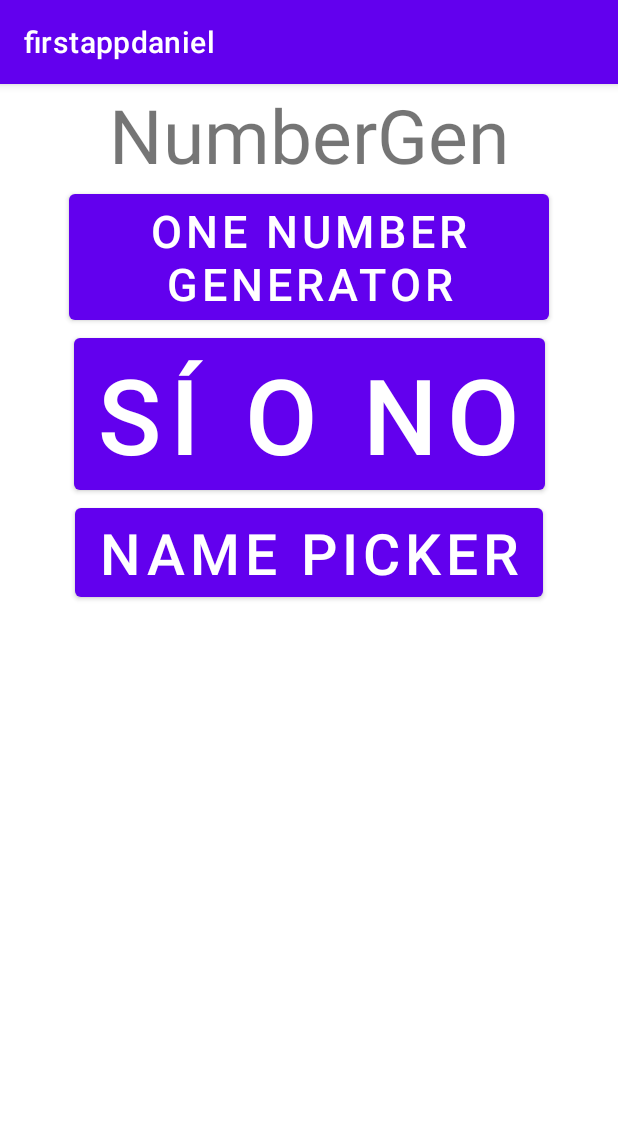
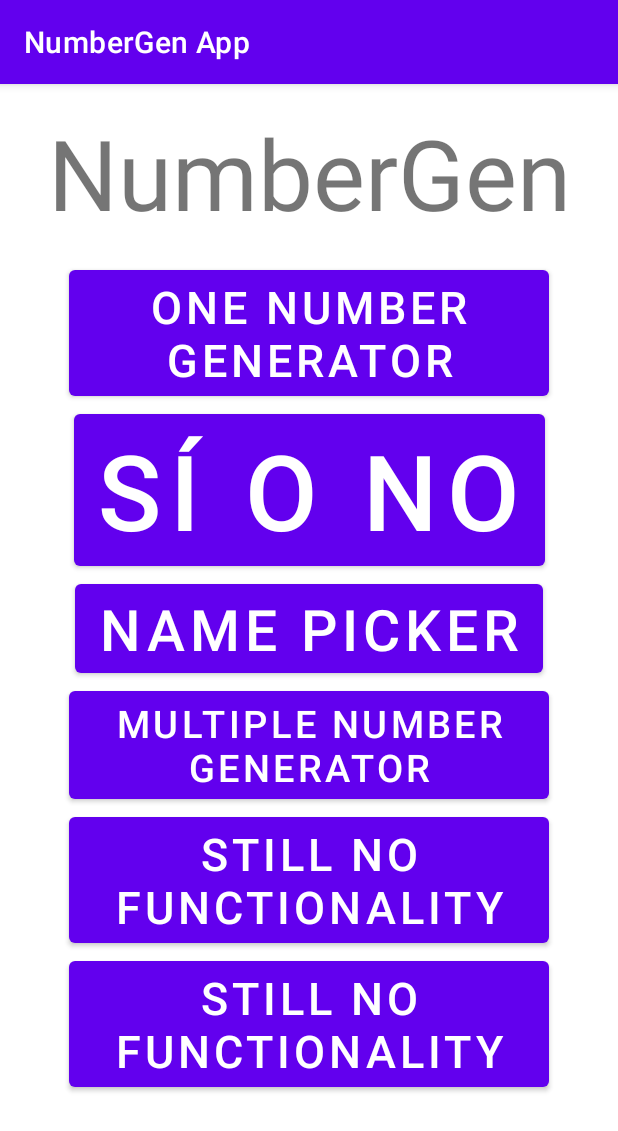
Before and after one commit to Mistakennnn/NumberGen, an Android app built with Jetpack Compose: the screen it shows after launch (MainMenu), on a phone screen of 412 x 824 dp. Shown: the top 1131 px of the screen. Run offline under Robolectric (Android 15) with nearby library versions, the phone set to English and light mode, and no system bars.

Commit message:
Added Multiple Number Generator and small improvements.

```diff
--- a/app/src/main/AndroidManifest.xml
+++ b/app/src/main/AndroidManifest.xml
@@ -12,6 +12,9 @@
         android:supportsRtl="true"
         android:theme="@style/Theme.Firstappdaniel"
         tools:targetApi="31">
+        <activity
+            android:name="com.Mistaken.NumberGen.FourthActivity"
+            android:exported="false" />
         <activity
             android:name="com.Mistaken.NumberGen.ThirdActivity"
             android:exported="false" />
--- a/app/src/main/java/com/Mistaken/NumberGen/FirstActivity.kt
+++ b/app/src/main/java/com/Mistaken/NumberGen/FirstActivity.kt
@@ -14,6 +14,7 @@ class FirstActivity : AppCompatActivity() {
     override fun onCreate(savedInstanceState: Bundle?) {
         super.onCreate(savedInstanceState)
         setContentView(R.layout.activity_first)
+        supportActionBar?.apply { title = "One Number Generator" }
         var texto = findViewById<TextView>(R.id.num)
         var selector1 = findViewById<EditText>(R.id.selector1)
         var selector2 = findViewById<EditText>(R.id.selector2)
--- a/app/src/main/java/com/Mistaken/NumberGen/MainMenu.kt
+++ b/app/src/main/java/com/Mistaken/NumberGen/MainMenu.kt
@@ -11,6 +11,7 @@ class MainMenu : AppCompatActivity() {
     override fun onCreate(savedInstanceState: Bundle?) {
         super.onCreate(savedInstanceState)
         setContentView(R.layout.activity_main_menu)
+        supportActionBar?.apply { title = "NumberGen App" }
     }
 
     fun oneNumberGen(View: View)
@@ -29,4 +30,10 @@ class MainMenu : AppCompatActivity() {
         val intent3 = Intent(this,ThirdActivity::class.java)
         startActivity(intent3)
     }
+
+    fun multiNumberGen(View: View)
+    {
+        val intent4 = Intent(this,FourthActivity::class.java)
+        startActivity(intent4)
+    }
 }
--- a/app/src/main/java/com/Mistaken/NumberGen/SecondActivity.kt
+++ b/app/src/main/java/com/Mistaken/NumberGen/SecondActivity.kt
@@ -12,6 +12,7 @@ class SecondActivity : AppCompatActivity() {
     override fun onCreate(savedInstanceState: Bundle?) {
         super.onCreate(savedInstanceState)
         setContentView(R.layout.activity_second)
+        supportActionBar?.apply { title = "Yes or No?" }
     }
 
     fun siONo(View: View) {
--- a/app/src/main/java/com/Mistaken/NumberGen/ThirdActivity.kt
+++ b/app/src/main/java/com/Mistaken/NumberGen/ThirdActivity.kt
@@ -13,6 +13,7 @@ class ThirdActivity : AppCompatActivity() {
     override fun onCreate(savedInstanceState: Bundle?) {
         super.onCreate(savedInstanceState)
         setContentView(R.layout.activity_third)
+        supportActionBar?.apply { title = "Name Picker" }
     }
 
     fun pickName(View:View)
--- a/app/src/main/res/layout/activity_main_menu.xml
+++ b/app/src/main/res/layout/activity_main_menu.xml
@@ -11,7 +11,8 @@
         android:layout_width="wrap_content"
         android:layout_height="wrap_content"
         android:text="NumberGen"
-        android:textSize="50sp"
+        android:textSize="65sp"
+        android:padding="15sp"
         app:layout_constraintEnd_toEndOf="parent"
         app:layout_constraintStart_toStartOf="parent" />
 
@@ -38,13 +39,45 @@
         app:layout_constraintTop_toBottomOf="@+id/button" />
 
     <Button
+        android:id="@+id/button5"
         android:layout_width="wrap_content"
         android:layout_height="wrap_content"
+        android:onClick="namePicker"
+        android:text="Name picker"
+        android:textSize="38sp"
         app:layout_constraintEnd_toEndOf="parent"
         app:layout_constraintStart_toStartOf="parent"
-        app:layout_constraintTop_toBottomOf="@+id/button3"
-        android:text="Name picker"
-        android:textSize="38sp"
-        android:onClick="namePicker"/>
+        app:layout_constraintTop_toBottomOf="@+id/button3" />
+
+    <Button
+        android:id="@+id/button6"
+        android:layout_width="wrap_content"
+        android:layout_height="wrap_content"
+        android:onClick="multiNumberGen"
+        android:text="Multiple Number generator"
+        android:textSize="25sp"
+        app:layout_constraintEnd_toEndOf="parent"
+        app:layout_constraintStart_toStartOf="parent"
+        app:layout_constraintTop_toBottomOf="@+id/button5" />
+
+    <Button
+        android:id="@+id/button7"
+        android:layout_width="wrap_content"
+        android:layout_height="wrap_content"
+        android:text="Still no functionality"
+        android:textSize="30sp"
+        app:layout_constraintEnd_toEndOf="parent"
+        app:layout_constraintStart_toStartOf="parent"
+        app:layout_constraintTop_toBottomOf="@+id/button6" />
+
+    <Button
+        android:layout_width="wrap_content"
+        android:layout_height="wrap_content"
+        android:text="Still no functionality"
+        android:textSize="30sp"
+        app:layout_constraintEnd_toEndOf="parent"
+        app:layout_constraintStart_toStartOf="parent"
+        app:layout_constraintTop_toBottomOf="@+id/button7" />
+
 
 </androidx.constraintlayout.widget.ConstraintLayout>
```
Also changed, not shown: app/src/main/java/com/Mistaken/NumberGen/FourthActivity.kt (added, +59 -0 lines), app/src/main/res/layout/activity_fourth.xml (added, +90 -0 lines).
